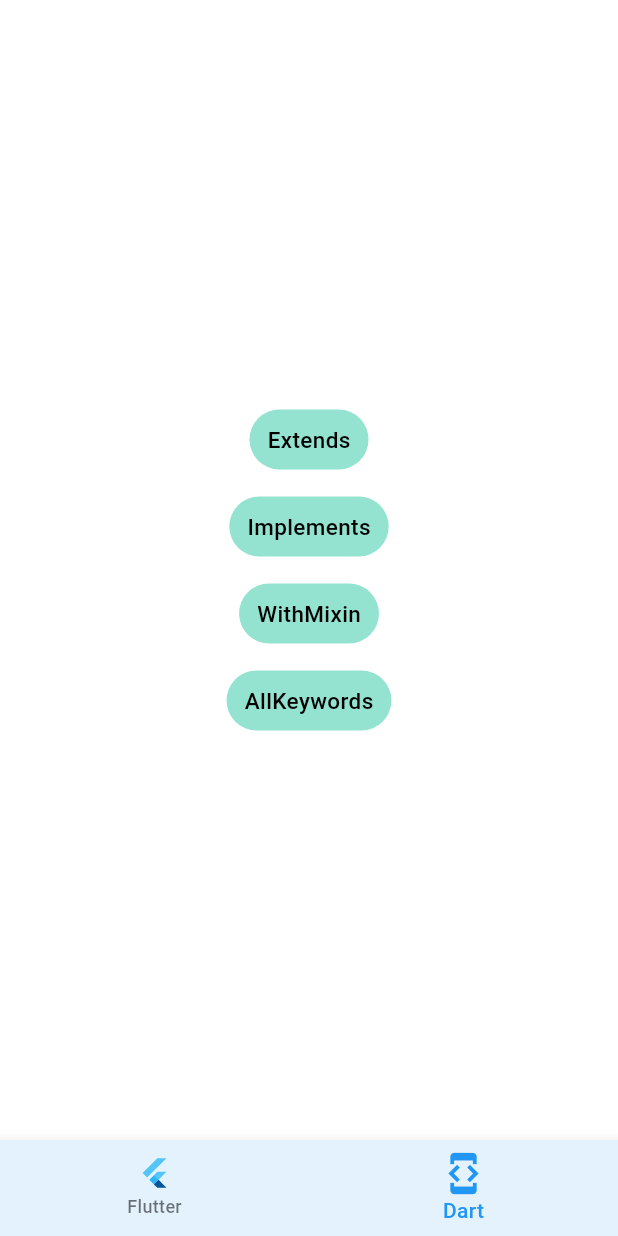
After one commit to C0routine/Flutter_lab, a Flutter app: the LabKeywords screen opened by its route, on a phone screen of 412 x 824 dp. The commit adds this screen. Run offline on Flutter 3.47's test engine with Material 2 defaults, Android fonts, the phone set to English and light mode, and no system bars; our stand-ins replace go_router.

Commit message:
Feature/Keywords (extends, implements, with, mixin)

```diff
--- a/lib/app/app_router.dart
+++ b/lib/app/app_router.dart
@@ -10,6 +10,7 @@ import 'package:flutterlab/widgets/flutter/change_notifier_lab.dart';
 import 'package:flutterlab/widgets/flutter/inherited_widget_lab.dart';
 
 import 'package:flutterlab/widgets/dart/singletons_lab.dart';
+import 'package:flutterlab/widgets/dart/keywords.dart';
 
 /// AppRouter path, name 정의
 enum AppRouter {
@@ -21,6 +22,7 @@ enum AppRouter {
 
   // dart routes
   dart(path: '/dart'),
+  keywords(path: '/dart/keywords'),
   singletons(path: '/dart/singletons');
 
   // navigation 에서만 사용, router 정의에는 사용하지 말것.
@@ -69,6 +71,7 @@ final GoRouter routerConfig = GoRouter(
               builder: (BuildContext context, GoRouterState state) => const DartRoute(),
               routes: [
                 appGoRoute(AppRouter.singletons, const LabSingletons()),
+                appGoRoute(AppRouter.keywords, const LabKeywords()),
               ],
             ),
           ],
--- a/lib/tab/dart_route.dart
+++ b/lib/tab/dart_route.dart
@@ -13,6 +13,8 @@ class DartRoute extends StatelessWidget {
     final List<AppRouter> dartList = [
       // Singletons pattern
       AppRouter.singletons,
+      // Class keywords
+      AppRouter.keywords,
     ];
 
     return Scaffold(
--- /dev/null
+++ b/lib/widgets/dart/keywords.dart
@@ -0,0 +1,125 @@
+import 'package:flutter/material.dart';
+import 'package:flutterlab/app/app_color.dart';
+
+// extends, implements, with, mixin keyword
+class LabKeywords extends StatelessWidget {
+  const LabKeywords({super.key});
+
+  @override
+  Widget build(BuildContext context) {
+    TextButton textButton(String text, VoidCallback callback) {
+      return TextButton(
+        style: ButtonStyle(
+          backgroundColor: MaterialStateProperty.resolveWith((states) {
+            return AppColor.lightSubBackground;
+          }),
+        ),
+        // onPressed: () => callback,
+        onPressed: callback,
+        child: Text(text, style: Theme.of(context).textTheme.bodyMedium),
+      );
+    }
+
+    return Scaffold(
+      body: SafeArea(
+        child: SizedBox.expand(
+          child: Column(
+            mainAxisAlignment: MainAxisAlignment.center,
+            children: [
+              textButton('Extends', () => ExtendsExecute().extendsLog()),
+              const SizedBox(height: 10),
+              textButton('Implements', () => ImplementsExecute().implementsLog()),
+              const SizedBox(height: 10),
+              textButton('WithMixin', () => WithMixinExecute().withMixinLog()),
+              const SizedBox(height: 10),
+              textButton(
+                  'AllKeywords',
+                  () => AllKeywordsExecute()
+                    ..extendsLog()
+                    ..withMixinLog()
+                    ..implementsLog()),
+            ],
+          ),
+        ),
+      ),
+    );
+  }
+}
+
+// extends keyword 실행
+class ExtendsExecute extends ExtendsClass {
+  ExtendsExecute() {
+    print('ExtendsExecute Create');
+  }
+}
+
+// extends 할 class
+class ExtendsClass {
+  ExtendsClass() {
+    print('ExtendsClass Create');
+  }
+
+  // extends 될 경우 실행될 메서드
+  void extendsLog() {
+    print('ExtendsClass Function extendsLog()');
+  }
+}
+
+// implements keyword 실행
+class ImplementsExecute implements ImplementsClass {
+  ImplementsExecute() {
+    print('ImplementsExecute Create');
+  }
+
+  // ImplementsClass 에서 추상화 되어 있는 implementsLog 함수를 구현.
+  @override
+  void implementsLog() {
+    print('ImplementsExecute override Function implementsLog()');
+  }
+}
+
+// implements 할 class
+abstract class ImplementsClass {
+  ImplementsClass() {
+    print('ImplementsClass Create');
+  }
+
+  // implements 될 경우 실행될 메서드
+  void implementsLog() {
+    print('ImplementsClass Function implementsLog()');
+  }
+}
+
+// with keyword 실행 (mixin class 만 가능)
+class WithMixinExecute with WithMixinClass {
+  WithMixinExecute() {
+    print('WithExecute Create');
+  }
+
+  @override
+  void withMixinLog() {
+    // TODO: implement WithMixinLog
+    print('WithExecute Function withMixinLog()');
+    super.withMixinLog();
+  }
+}
+
+// with 할 mixin class
+mixin WithMixinClass {
+  // with 될 경우 실행될 메서드
+  void withMixinLog() {
+    print('WithMixinClass Function withMixinLog()');
+  }
+}
+
+// 정의한 class 모두 실행
+class AllKeywordsExecute extends ExtendsClass with WithMixinClass implements ImplementsClass {
+  AllKeywordsExecute() {
+    print('AllKeywordsExecute Create');
+  }
+
+  @override
+  void implementsLog() {
+    print('AllKeywordsExecute override Function implementsLog()');
+  }
+}
```
